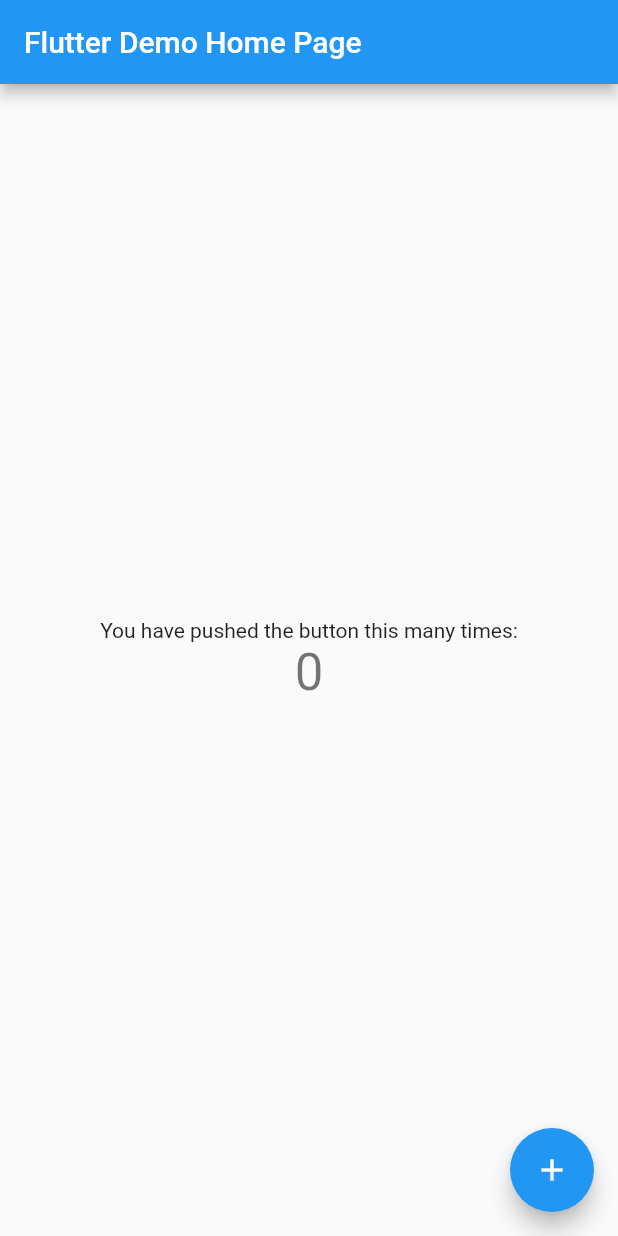
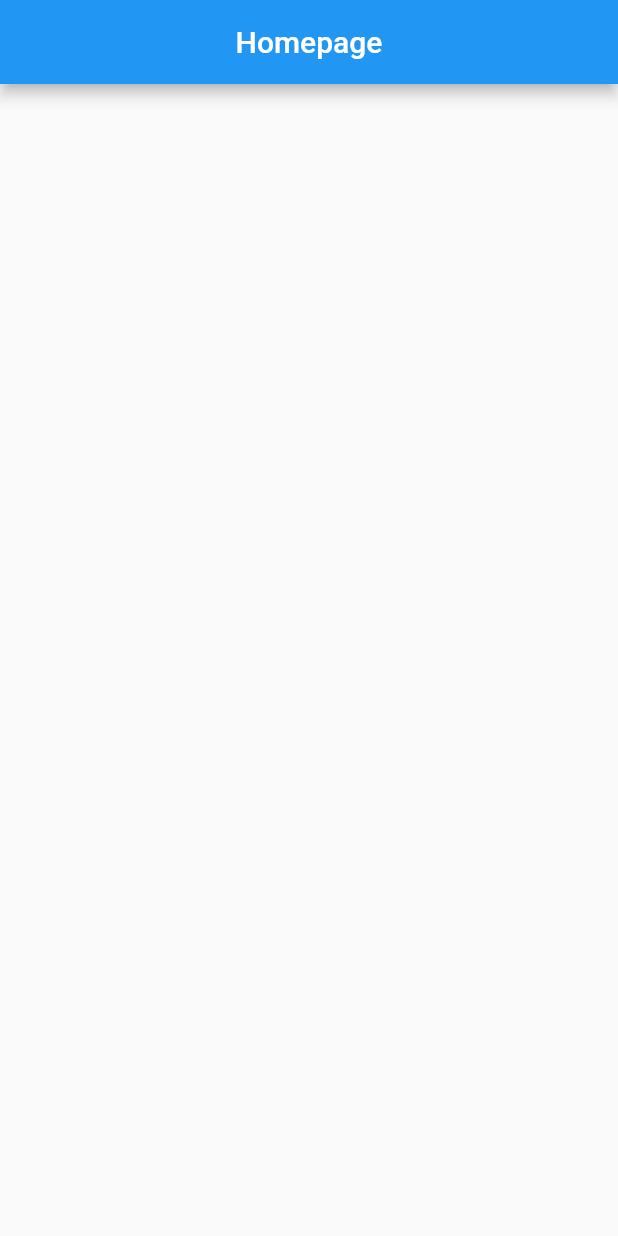
Before and after one commit to visionxStudio/REST-Api-with-getx, a Flutter app: the screen it shows after launch, on a phone screen of 412 x 824 dp. Run offline on Flutter 3.47's test engine with Material 2 defaults, Android fonts, the phone set to English and light mode, and no system bars.

Commit message:
first commit

```diff
--- /dev/null
+++ b/lib/homepage.dart
@@ -0,0 +1,13 @@
+import 'package:flutter/material.dart';
+
+class Homepage extends StatelessWidget {
+  @override
+  Widget build(BuildContext context) {
+    return Scaffold(
+      appBar: AppBar(
+        title: Text('Homepage'),
+        centerTitle: true,
+      ),
+    );
+  }
+}
--- a/lib/main.dart
+++ b/lib/main.dart
@@ -1,117 +1,20 @@
 import 'package:flutter/material.dart';
+import 'package:getxApi/homepage.dart';
 
 void main() {
   runApp(MyApp());
 }
 
 class MyApp extends StatelessWidget {
-  // This widget is the root of your application.
   @override
   Widget build(BuildContext context) {
     return MaterialApp(
       title: 'Flutter Demo',
       theme: ThemeData(
-        // This is the theme of your application.
-        //
-        // Try running your application with "flutter run". You'll see the
-        // application has a blue toolbar. Then, without quitting the app, try
-        // changing the primarySwatch below to Colors.green and then invoke
-        // "hot reload" (press "r" in the console where you ran "flutter run",
-        // or simply save your changes to "hot reload" in a Flutter IDE).
-        // Notice that the counter didn't reset back to zero; the application
-        // is not restarted.
         primarySwatch: Colors.blue,
-        // This makes the visual density adapt to the platform that you run
-        // the app on. For desktop platforms, the controls will be smaller and
-        // closer together (more dense) than on mobile platforms.
         visualDensity: VisualDensity.adaptivePlatformDensity,
       ),
-      home: MyHomePage(title: 'Flutter Demo Home Page'),
+      home: Homepage(),
     );
   }
 }
-
-class MyHomePage extends StatefulWidget {
-  MyHomePage({Key key, this.title}) : super(key: key);
-
-  // This widget is the home page of your application. It is stateful, meaning
-  // that it has a State object (defined below) that contains fields that affect
-  // how it looks.
-
-  // This class is the configuration for the state. It holds the values (in this
-  // case the title) provided by the parent (in this case the App widget) and
-  // used by the build method of the State. Fields in a Widget subclass are
-  // always marked "final".
-
-  final String title;
-
-  @override
-  _MyHomePageState createState() => _MyHomePageState();
-}
-
-class _MyHomePageState extends State<MyHomePage> {
-  int _counter = 0;
-
-  void _incrementCounter() {
-    setState(() {
-      // This call to setState tells the Flutter framework that something has
-      // changed in this State, which causes it to rerun the build method below
-      // so that the display can reflect the updated values. If we changed
-      // _counter without calling setState(), then the build method would not be
-      // called again, and so nothing would appear to happen.
-      _counter++;
-    });
-  }
-
-  @override
-  Widget build(BuildContext context) {
-    // This method is rerun every time setState is called, for instance as done
-    // by the _incrementCounter method above.
-    //
-    // The Flutter framework has been optimized to make rerunning build methods
-    // fast, so that you can just rebuild anything that needs updating rather
-    // than having to individually change instances of widgets.
-    return Scaffold(
-      appBar: AppBar(
-        // Here we take the value from the MyHomePage object that was created by
-        // the App.build method, and use it to set our appbar title.
-        title: Text(widget.title),
-      ),
-      body: Center(
-        // Center is a layout widget. It takes a single child and positions it
-        // in the middle of the parent.
-        child: Column(
-          // Column is also a layout widget. It takes a list of children and
-          // arranges them vertically. By default, it sizes itself to fit its
-          // children horizontally, and tries to be as tall as its parent.
-          //
-          // Invoke "debug painting" (press "p" in the console, choose the
-          // "Toggle Debug Paint" action from the Flutter Inspector in Android
-          // Studio, or the "Toggle Debug Paint" command in Visual Studio Code)
-          // to see the wireframe for each widget.
-          //
-          // Column has various properties to control how it sizes itself and
-          // how it positions its children. Here we use mainAxisAlignment to
-          // center the children vertically; the main axis here is the vertical
-          // axis because Columns are vertical (the cross axis would be
-          // horizontal).
-          mainAxisAlignment: MainAxisAlignment.center,
-          children: <Widget>[
-            Text(
-              'You have pushed the button this many times:',
-            ),
-            Text(
-              '$_counter',
-              style: Theme.of(context).textTheme.headline4,
-            ),
-          ],
-        ),
-      ),
-      floatingActionButton: FloatingActionButton(
-        onPressed: _incrementCounter,
-        tooltip: 'Increment',
-        child: Icon(Icons.add),
-      ), // This trailing comma makes auto-formatting nicer for build methods.
-    );
-  }
-}
```
